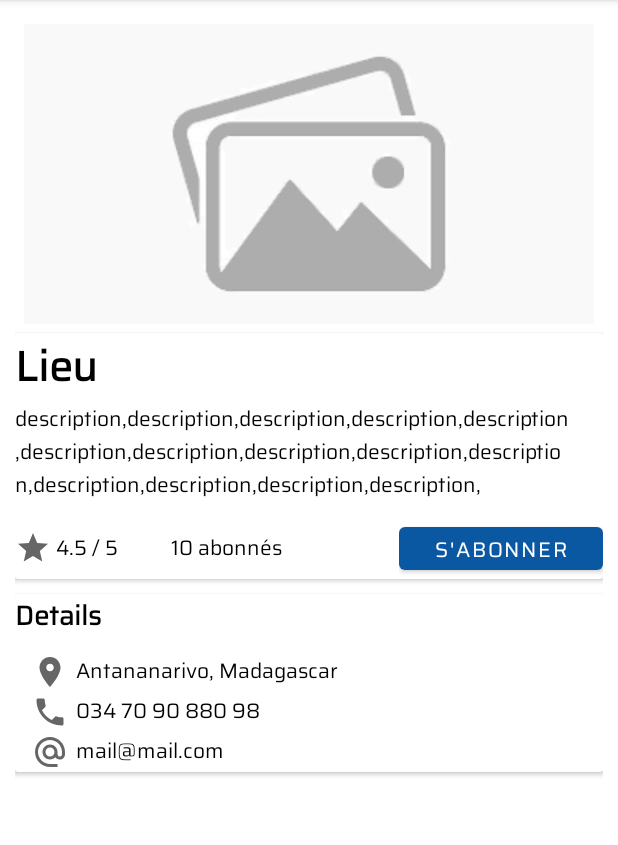
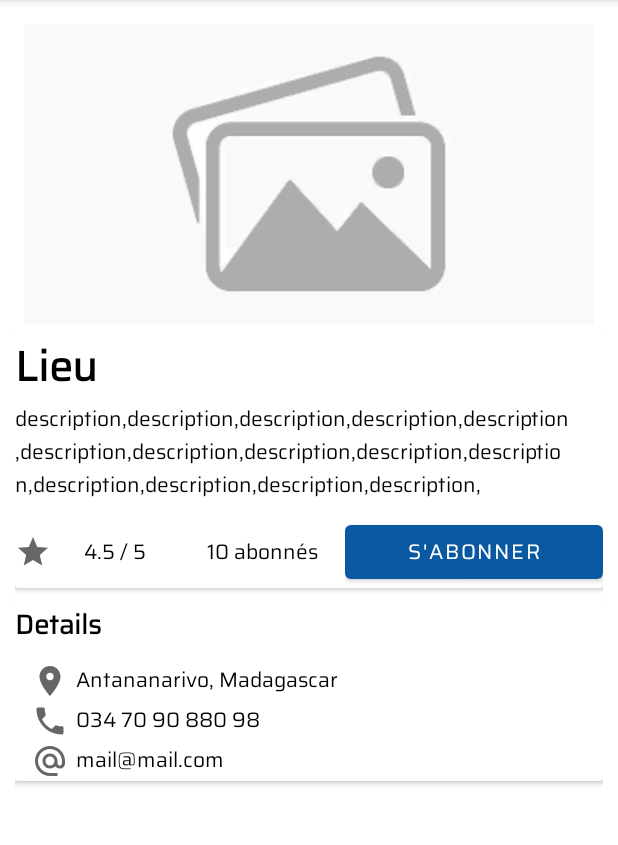
Before and after one commit to manoaiharivola/Front-m1p10android-Mirana-Manoa, an Android app: the fragment LieuFragment shown on its own in the app's theme, on a phone screen of 412 x 824 dp, the part 84-929 px from its top. Run offline under Robolectric (Android 15) with nearby library versions, the phone set to English and light mode, and no system bars; our stand-ins replace Picasso; pictures from the network do not load; 9 statements that could not run were skipped.

Commit message:
redirect to LienFragment

```diff
--- a/app/src/main/java/emds/example/com/custom/CustomListeLieuViewHolder.java
+++ b/app/src/main/java/emds/example/com/custom/CustomListeLieuViewHolder.java
@@ -4,12 +4,14 @@ import android.view.View;
 import android.widget.TextView;
 
 import androidx.annotation.NonNull;
+import androidx.cardview.widget.CardView;
 import androidx.recyclerview.widget.RecyclerView;
 
 import emds.example.com.R;
 
 public class CustomListeLieuViewHolder extends RecyclerView.ViewHolder{
     TextView nom_lieu, localisation_lieu, abonnes_lieu, note_lieu;
+    CardView lieu_cardview;
 
     public CustomListeLieuViewHolder(@NonNull View itemView) {
         super(itemView);
@@ -17,5 +19,6 @@ public class CustomListeLieuViewHolder extends RecyclerView.ViewHolder{
         localisation_lieu = itemView.findViewById(R.id.localisation_lieu);
         abonnes_lieu = itemView.findViewById(R.id.abonnes_lieu);
         note_lieu = itemView.findViewById(R.id.note_lieu);
+        lieu_cardview = itemView.findViewById(R.id.lieu_cardview);
     }
 }
--- a/app/src/main/java/emds/example/com/modele/Lieu.java
+++ b/app/src/main/java/emds/example/com/modele/Lieu.java
@@ -1,6 +1,8 @@
 package emds.example.com.modele;
 
-public class Lieu {
+import java.io.Serializable;
+
+public class Lieu implements Serializable {
     private String _id;
     private String lieu_image;
     private String lieu_nom;
--- a/app/src/main/java/emds/example/com/vue/LieuFragment.java
+++ b/app/src/main/java/emds/example/com/vue/LieuFragment.java
@@ -1,21 +1,58 @@
 package emds.example.com.vue;
 
 import android.os.Bundle;
+import android.view.LayoutInflater;
+import android.view.View;
+import android.view.ViewGroup;
+import android.widget.ImageView;
+import android.widget.TextView;
 
 import androidx.fragment.app.Fragment;
 
-import android.view.LayoutInflater;
-import android.view.View;
-import android.view.ViewGroup;
+import com.squareup.picasso.Picasso;
 
 import emds.example.com.R;
+import emds.example.com.modele.Lieu;
+import emds.example.com.util.NumberFormat;
 
 public class LieuFragment extends Fragment {
-
+    Lieu lieu;
+    TextView nom_lieu_details, description_lieu_details, note_lieu_details, abonnes_lieu_details, localisation_lieu_details, contact_lieu_details, mail_lieu_details;
+    ImageView image_lieu_details;
     @Override
     public View onCreateView(LayoutInflater inflater, ViewGroup container,
                              Bundle savedInstanceState) {
-        // Inflate the layout for this fragment
-        return inflater.inflate(R.layout.fragment_lieu, container, false);
+        View view = inflater.inflate(R.layout.fragment_lieu, container, false);
+
+        nom_lieu_details = view.findViewById(R.id.nom_lieu_details);
+        description_lieu_details = view.findViewById(R.id.description_lieu_details);
+        note_lieu_details = view.findViewById(R.id.note_lieu_details);
+        abonnes_lieu_details = view.findViewById(R.id.abonnes_lieu_details);
+        localisation_lieu_details = view.findViewById(R.id.localisation_lieu_details);
+        contact_lieu_details = view.findViewById(R.id.contact_lieu_details);
+        mail_lieu_details = view.findViewById(R.id.mail_lieu_details);
+        image_lieu_details = view.findViewById(R.id.image_lieu_details);
+
+        Bundle args = getArguments();
+        if (args != null) {
+            lieu = (Lieu) args.getSerializable("lieu");
+        }
+
+        nom_lieu_details.setText(lieu.getLieu_nom());
+        description_lieu_details.setText(lieu.getLieu_description());
+        note_lieu_details.setText(NumberFormat.formatVueFloat(lieu.getNote_moyenne())+"/5");
+        if(lieu.getAbonnes() > 1) {
+            abonnes_lieu_details.setText(lieu.getAbonnes() + " abonnés");
+        } else {
+            abonnes_lieu_details.setText(lieu.getAbonnes() + " abonné");
+        }
+        localisation_lieu_details.setText(lieu.getLieu_localisation());
+        contact_lieu_details.setText(lieu.getLieu_contact());
+        mail_lieu_details.setText(lieu.getLieu_mail());
+        if(lieu.getLieu_image()!=null) {
+            Picasso.get().load(lieu.getLieu_image()).into(image_lieu_details);
+        }
+
+        return view;
     }
 }
--- a/app/src/main/java/emds/example/com/vue/Login.java
+++ b/app/src/main/java/emds/example/com/vue/Login.java
@@ -87,11 +87,12 @@ public class Login extends AppCompatActivity {
                         map.put("mail", mail);
                         map.put("mdp", mdp);
 
-                        loadingAirplane.show();
+
                         Call<APIResult> call = retrofitInterface.executeLogin(map);
                         call.enqueue(new Callback<APIResult>() {
                             @Override
                             public void onResponse(Call<APIResult> call, Response<APIResult> response) {
+                                loadingAirplane.show();
                                 APIResult result = response.body();
                                 Handler handler = new Handler();
                                 Runnable runnable = new Runnable() {
--- a/app/src/main/java/emds/example/com/vue/MainActivity.java
+++ b/app/src/main/java/emds/example/com/vue/MainActivity.java
@@ -25,8 +25,6 @@ public class MainActivity extends AppCompatActivity {
             public void run() {
                 SharedPreferences sharedPreferences = PreferenceManager.getDefaultSharedPreferences(MainActivity.this);
                 String accessToken = sharedPreferences.getString("access_token", "");
-                System.out.println("-------------------");
-                System.out.println(accessToken);
 
                 if(accessToken != "") {
                     Intent intent = new Intent(MainActivity.this, NavMenu.class);
--- a/app/src/main/res/layout/fragment_lieu.xml
+++ b/app/src/main/res/layout/fragment_lieu.xml
@@ -1,15 +1,19 @@
 <?xml version="1.0" encoding="utf-8"?>
-<FrameLayout xmlns:android="http://schemas.android.com/apk/res/android"
+<LinearLayout xmlns:android="http://schemas.android.com/apk/res/android"
     xmlns:tools="http://schemas.android.com/tools"
     android:layout_width="match_parent"
     android:layout_height="match_parent"
     xmlns:app="http://schemas.android.com/apk/res-auto"
     tools:context=".vue.LieuFragment"
+    android:orientation="vertical"
     android:layout_margin="10dp">
 
+    <ScrollView
+        android:layout_width="match_parent"
+        android:layout_height="match_parent">
         <LinearLayout
             android:layout_width="match_parent"
-        android:layout_height="match_parent"
+            android:layout_height="wrap_content"
             android:orientation="vertical">
 
             <LinearLayout
@@ -20,7 +24,7 @@
                 android:weightSum="3">
 
                 <ImageView
-                android:id="@+id/publication_image"
+                    android:id="@+id/image_lieu_details"
                     android:layout_width="match_parent"
                     android:layout_height="match_parent"
                     android:layout_weight="1"
@@ -29,6 +33,9 @@
 
             </LinearLayout>
 
+            <LinearLayout
+                android:layout_width="match_parent"
+                android:layout_height="wrap_content">
                 <androidx.cardview.widget.CardView
                     android:layout_width="match_parent"
                     android:layout_height="wrap_content"
@@ -39,24 +46,33 @@
 
                     <LinearLayout
                         android:layout_width="match_parent"
-                android:layout_height="164dp"
+                        android:layout_height="wrap_content"
                         android:orientation="vertical">
 
+                        <LinearLayout
+                            android:layout_width="match_parent"
+                            android:layout_height="wrap_content"
+                            android:orientation="horizontal">
                             <TextView
-                    android:id="@+id/publication_lieu"
+                                android:id="@+id/nom_lieu_details"
                                 android:layout_width="match_parent"
                                 android:layout_height="wrap_content"
                                 android:layout_marginBottom="1dp"
                                 android:drawablePadding="5dp"
-                    android:maxLines="2"
                                 android:text="Lieu"
                                 android:textColor="@color/black"
                                 android:textSize="28sp"
                                 android:textStyle="bold"/>
+                        </LinearLayout>
 
+                        <LinearLayout
+                            android:layout_width="match_parent"
+                            android:layout_height="wrap_content"
+                            android:orientation="horizontal">
                                 <TextView
+                                    android:id="@+id/description_lieu_details"
                                     android:layout_width="match_parent"
-                    android:layout_height="67dp"
+                                    android:layout_height="wrap_content"
                                     android:layout_marginRight="20dp"
                                     android:layout_marginBottom="10dp"
                                     android:drawablePadding="5dp"
@@ -64,6 +80,7 @@
                                     android:text="description,description,description,description,description,description,description,description,description,description,description,description,description,description,"
                                     android:textColor="@color/black"
                                     android:textSize="14sp" />
+                        </LinearLayout>
 
                         <LinearLayout
                             android:layout_width="match_parent"
@@ -71,12 +88,13 @@
                             android:orientation="horizontal">
 
                             <LinearLayout
-                        android:layout_width="328dp"
+                                android:layout_width="330dp"
                                 android:layout_height="match_parent"
                                 android:layout_weight="1"
                                 android:orientation="vertical">
 
                                 <TextView
+                                    android:id="@+id/note_lieu_details"
                                     android:layout_width="match_parent"
                                     android:layout_height="match_parent"
                                     android:drawableStart="@drawable/ic_baseline_star_24"
@@ -86,12 +104,13 @@
                             </LinearLayout>
 
                             <LinearLayout
-                        android:layout_width="match_parent"
+                                android:layout_width="330dp"
                                 android:layout_height="match_parent"
                                 android:layout_weight="1"
                                 android:orientation="vertical">
 
                                 <TextView
+                                    android:id="@+id/abonnes_lieu_details"
                                     android:layout_width="match_parent"
                                     android:layout_height="match_parent"
                                     android:gravity="center"
@@ -102,16 +121,8 @@
                             </LinearLayout>
 
                             <LinearLayout
-                        android:layout_width="303dp"
-                        android:layout_height="match_parent"
-                        android:layout_weight="1"
-                        android:orientation="vertical">
-
-                    </LinearLayout>
-
-                    <LinearLayout
                                 android:layout_width="match_parent"
-                        android:layout_height="match_parent"
+                                android:layout_height="wrap_content"
                                 android:layout_weight="1"
                                 android:orientation="vertical">
 
@@ -127,7 +138,11 @@
                     </LinearLayout>
 
                 </androidx.cardview.widget.CardView>
+            </LinearLayout>
 
+            <LinearLayout
+                android:layout_width="match_parent"
+                android:layout_height="wrap_content">
                 <androidx.cardview.widget.CardView
                     android:layout_width="match_parent"
                     android:layout_height="wrap_content"
@@ -153,6 +168,7 @@
                             android:layout_marginBottom="10dp"/>
 
                         <TextView
+                            android:id="@+id/localisation_lieu_details"
                             android:layout_width="match_parent"
                             android:layout_height="wrap_content"
                             android:drawableStart="@drawable/ic_baseline_location_on_24"
@@ -165,6 +181,7 @@
                             android:padding="1dp"/>
 
                         <TextView
+                            android:id="@+id/contact_lieu_details"
                             android:layout_width="match_parent"
                             android:layout_height="wrap_content"
                             android:drawableStart="@drawable/ic_baseline_phone_24"
@@ -177,6 +194,7 @@
                             android:padding="1dp"/>
 
                         <TextView
+                            android:id="@+id/mail_lieu_details"
                             android:layout_width="match_parent"
                             android:layout_height="wrap_content"
                             android:drawableStart="@drawable/ic_baseline_alternate_email_24"
@@ -190,8 +208,7 @@
                     </LinearLayout>
 
                 </androidx.cardview.widget.CardView>
-
-
             </LinearLayout>
-
-</FrameLayout>
+        </LinearLayout>
+    </ScrollView>
+</LinearLayout>
--- a/app/src/main/res/layout/lieu_list_items.xml
+++ b/app/src/main/res/layout/lieu_list_items.xml
@@ -1,7 +1,7 @@
 <?xml version="1.0" encoding="utf-8"?>
 <androidx.cardview.widget.CardView xmlns:android="http://schemas.android.com/apk/res/android"
     xmlns:app="http://schemas.android.com/apk/res-auto"
-    android:id="@+id/main_container"
+    android:id="@+id/lieu_cardview"
     android:layout_width="match_parent"
     android:layout_height="wrap_content"
     app:cardElevation="8dp"
```
Also changed, not shown: app/src/main/java/emds/example/com/custom/CustomListeLieuAdapter.java (+12 -1 lines), app/src/main/java/emds/example/com/custom/CustomSelectLieuListener.java (added, +7 -0 lines), app/src/main/java/emds/example/com/vue/ChercherLieuFragment.java (+20 -3 lines). Lines whose indentation alone changed are shown as unchanged.
